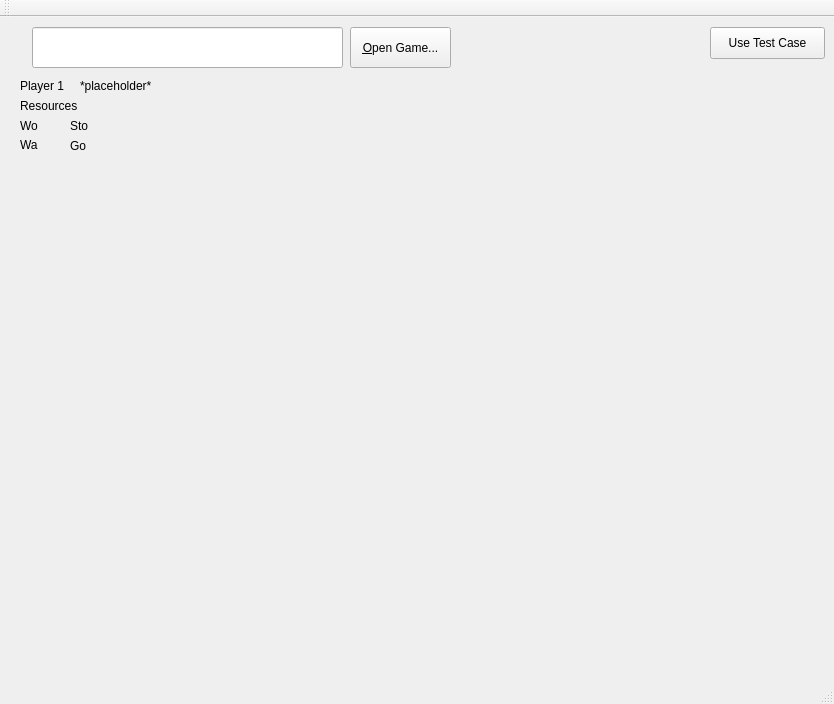
The window that road_race/roadrace.ui (bjuppl/roadrace) describes before a commit, drawn with Qt 5.
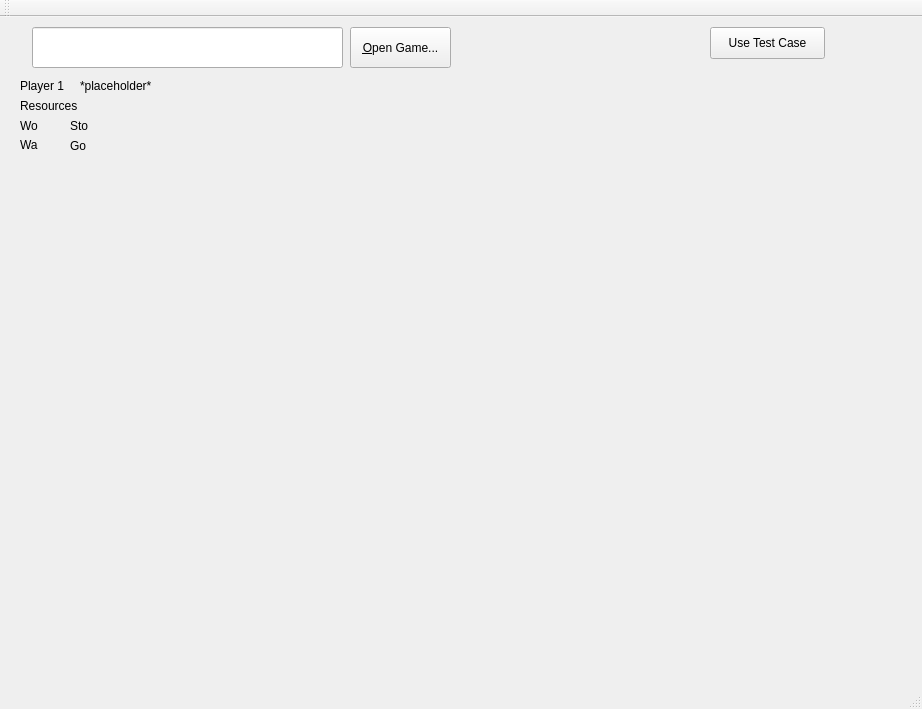
The same window after the commit.

The edit to the form file:
```diff
--- a/road_race/roadrace.ui
+++ b/road_race/roadrace.ui
@@ -6,8 +6,8 @@
    <rect>
     <x>0</x>
     <y>0</y>
-    <width>834</width>
-    <height>704</height>
+    <width>922</width>
+    <height>709</height>
    </rect>
   </property>
   <property name="windowTitle">
@@ -149,7 +149,7 @@
      <rect>
       <x>170</x>
       <y>60</y>
-      <width>651</width>
+      <width>731</width>
       <height>601</height>
      </rect>
     </property>
```
